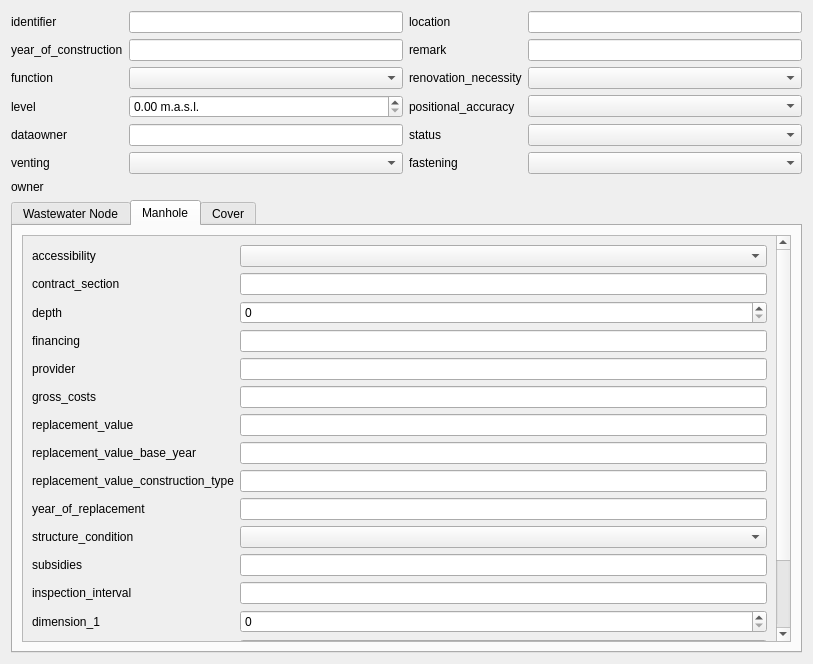
This is project/forms/cover-manhole-wizard.ui in QGEP/QGEP as Qt 5 draws it before an edit. The edited form follows.
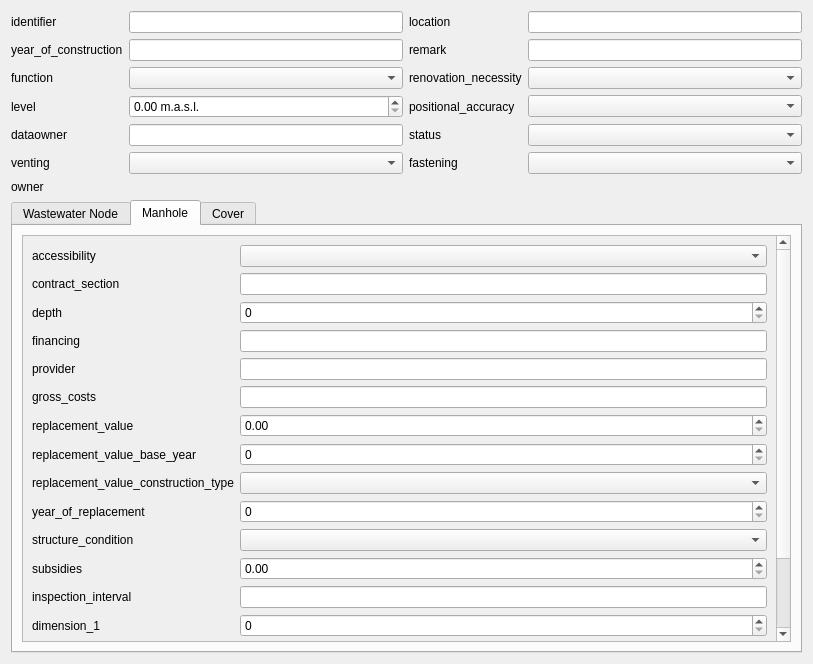
This is the edited form. The open tabs and pages were chosen to show the change. Custom widgets are drawn as their Qt base class.

Commit message: Fix some issues on the manhole/cover wizard form

What changed in the file:
```diff
--- a/project/forms/cover-manhole-wizard.ui
+++ b/project/forms/cover-manhole-wizard.ui
@@ -93,9 +93,9 @@
              <property name="geometry">
               <rect>
                <x>0</x>
-               <y>0</y>
+               <y>-187</y>
                <width>758</width>
-               <height>659</height>
+               <height>655</height>
               </rect>
              </property>
              <layout class="QGridLayout" name="gridLayout_5">
@@ -119,9 +119,6 @@
                 </property>
                </widget>
               </item>
-              <item row="11" column="1">
-               <widget class="QLineEdit" name="replacement_value_base_year"/>
-              </item>
               <item row="12" column="0">
                <widget class="QLabel" name="label_10">
                 <property name="text">
@@ -132,9 +129,6 @@
                 </property>
                </widget>
               </item>
-              <item row="12" column="1">
-               <widget class="QLineEdit" name="replacement_value_construction_type"/>
-              </item>
               <item row="15" column="0">
                <widget class="QLabel" name="label_18">
                 <property name="text">
@@ -158,9 +152,6 @@
                 </property>
                </widget>
               </item>
-              <item row="16" column="1">
-               <widget class="QLineEdit" name="lineEdit_7"/>
-              </item>
               <item row="17" column="1">
                <widget class="QLineEdit" name="inspection_interval"/>
               </item>
@@ -276,9 +267,6 @@
                 </property>
                </widget>
               </item>
-              <item row="10" column="1">
-               <widget class="QLineEdit" name="replacement_value"/>
-              </item>
               <item row="14" column="0">
                <widget class="QLabel" name="label_15">
                 <property name="text">
@@ -305,14 +293,26 @@
               <item row="6" column="1">
                <widget class="QLineEdit" name="provider"/>
               </item>
-              <item row="14" column="1">
-               <widget class="QLineEdit" name="year_of_replacement"/>
-              </item>
               <item row="22" column="1">
                <widget class="QComboBox" name="surface_inflow"/>
               </item>
               <item row="3" column="1">
-               <widget class="QSpinBox" name="spinBox"/>
+               <widget class="QSpinBox" name="depth"/>
+              </item>
+              <item row="11" column="1">
+               <widget class="QSpinBox" name="rv_base_year"/>
+              </item>
+              <item row="12" column="1">
+               <widget class="QComboBox" name="rv_construction_type"/>
+              </item>
+              <item row="14" column="1">
+               <widget class="QSpinBox" name="year_of_replacement"/>
+              </item>
+              <item row="10" column="1">
+               <widget class="QDoubleSpinBox" name="replacement_value"/>
+              </item>
+              <item row="16" column="1">
+               <widget class="QDoubleSpinBox" name="subsidies"/>
               </item>
              </layout>
             </widget>
```
Left out of the diff: 24 changed lines with no effect on the pictures.
